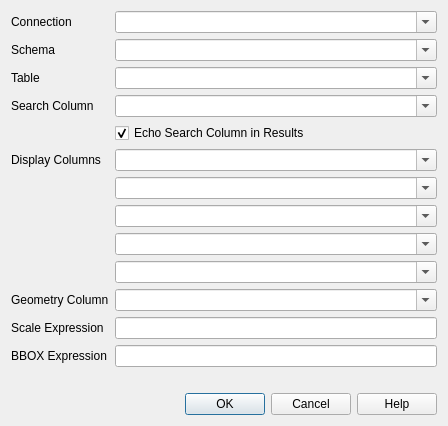
Qt form Discovery/config_dialog.ui (lutraconsulting/qgis-discovery-plugin) before a commit.
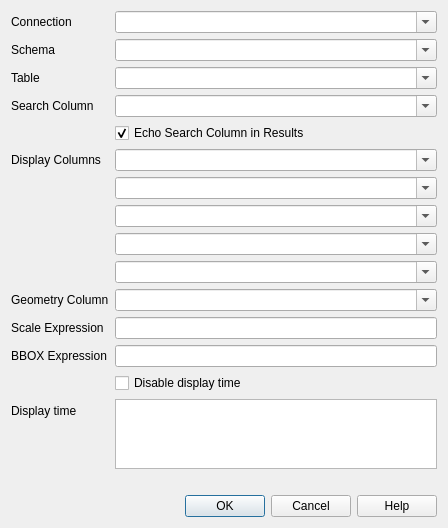
The same form after that commit.

Commit message:
Set timer for displaying fix #11
- [✓ ] gui changes
- [X ] infinite timer
- [ ✓]  user set timer

Diff of the .ui file:
```diff
--- a/Discovery/config_dialog.ui
+++ b/Discovery/config_dialog.ui
@@ -7,13 +7,16 @@
     <x>0</x>
     <y>0</y>
     <width>448</width>
-    <height>395</height>
+    <height>492</height>
    </rect>
   </property>
   <property name="windowTitle">
    <string>Configuration</string>
   </property>
   <layout class="QFormLayout" name="formLayout">
+   <property name="fieldGrowthPolicy">
+    <enum>QFormLayout::AllNonFixedFieldsGrow</enum>
+   </property>
    <item row="0" column="0">
     <widget class="QLabel" name="label">
      <property name="text">
@@ -246,7 +249,31 @@
    <item row="12" column="1">
     <widget class="QLineEdit" name="editBboxExpr"/>
    </item>
-   <item row="14" column="0" colspan="2">
+   <item row="13" column="1">
+    <widget class="QCheckBox" name="timeCB">
+     <property name="text">
+      <string>Disable display time</string>
+     </property>
+    </widget>
+   </item>
+   <item row="15" column="0">
+    <widget class="QLabel" name="label_9">
+     <property name="text">
+      <string>Display time</string>
+     </property>
+    </widget>
+   </item>
+   <item row="16" column="0" colspan="2">
+    <widget class="QLabel" name="lblMessage">
+     <property name="sizePolicy">
+      <sizepolicy hsizetype="Preferred" vsizetype="Preferred">
+       <horstretch>0</horstretch>
+       <verstretch>0</verstretch>
+      </sizepolicy>
+     </property>
+    </widget>
+   </item>
+   <item row="17" column="0" colspan="2">
     <widget class="QDialogButtonBox" name="buttonBox">
      <property name="orientation">
       <enum>Qt::Horizontal</enum>
@@ -256,15 +283,8 @@
      </property>
     </widget>
    </item>
-   <item row="13" column="0" colspan="2">
-    <widget class="QLabel" name="lblMessage">
-     <property name="sizePolicy">
-      <sizepolicy hsizetype="Preferred" vsizetype="Preferred">
-       <horstretch>0</horstretch>
-       <verstretch>0</verstretch>
-      </sizepolicy>
-     </property>
-    </widget>
+   <item row="15" column="1">
+    <widget class="QTextEdit" name="displayTime"/>
    </item>
   </layout>
  </widget>
```
The commit also changes 2 other files.
